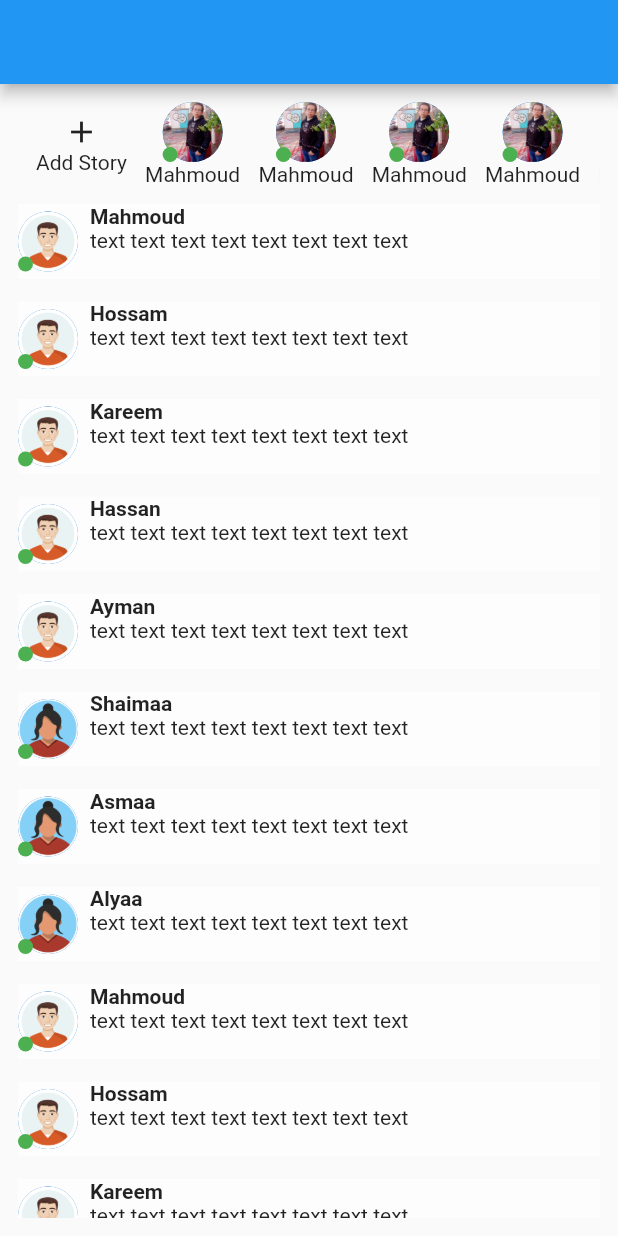
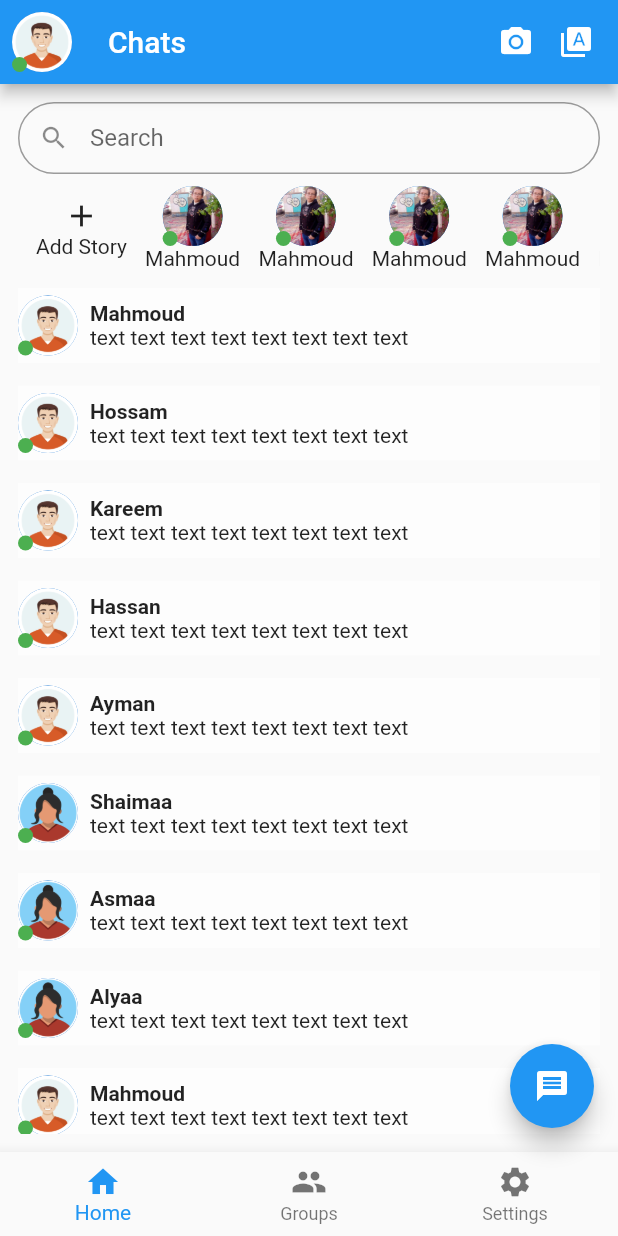
Before and after one commit to Mahmoud-Magdy17/massanger_app, a Flutter app: the screen it shows after launch, on a phone screen of 412 x 824 dp. Run offline on Flutter 3.47's test engine with Material 2 defaults, Android fonts, the phone set to English and light mode, and no system bars.

Commit message:
adding search

```diff
--- a/lib/pages/home_page.dart
+++ b/lib/pages/home_page.dart
@@ -3,23 +3,80 @@ import 'package:tsksession/widgets/custom_chat.dart';
 import 'package:tsksession/widgets/custom_circularal_image.dart';
 import 'package:tsksession/widgets/custom_status.dart';
 import 'package:tsksession/Data/Users.dart';
-class MassengerApp extends StatelessWidget {
+
+class MassengerApp extends StatefulWidget {
   const MassengerApp({super.key});
+
+  @override
+  State<MassengerApp> createState() => _MassengerAppState();
+}
+
+class _MassengerAppState extends State<MassengerApp> {
+  int currentIndex = 0;
 
   @override
   Widget build(BuildContext context) {
     return Scaffold(
+      floatingActionButton: FloatingActionButton(
+        onPressed: () {},
+        child: Icon(Icons.message),
+      ),
+      bottomNavigationBar: BottomNavigationBar(
+        currentIndex: currentIndex,
+        onTap: (idx) {
+          currentIndex = idx;
+          setState(() {});
+        },
+        items: [
+          BottomNavigationBarItem(
+            label: "Home",
+            icon: Icon(Icons.home),
+          ),
+          BottomNavigationBarItem(
+            label: "Groups",
+            icon: Icon(Icons.group),
+          ),
+          BottomNavigationBarItem(
+            label: "Settings",
+            icon: Icon(Icons.settings),
+          )
+        ],
+      ),
       appBar: AppBar(
-
+        leading: Center(
+            child: CustomCircularalImage(
+          img: "assets/images/male_avatar.png",
+        )),
+        title: Text("Chats"),
+        actions: [
+          Icon(Icons.camera_alt),
+          Padding(
+            padding: const EdgeInsets.all(16.0),
+            child: Icon(Icons.type_specimen),
+          ),
+        ],
       ),
-      body:
-      Padding(
+      body: Padding(
         padding: const EdgeInsets.all(12.0),
         child: SingleChildScrollView(
           child: Column(
+            crossAxisAlignment: CrossAxisAlignment.start,
             children: [
+              TextField(
+                // style: ,
+                decoration: InputDecoration(
+                  hintText: "Search",
+                  hintStyle: TextStyle(fontSize: 16),
+                  contentPadding: EdgeInsets.symmetric(vertical: -10),
+                  border: OutlineInputBorder(
+                    borderRadius: BorderRadius.circular(50),
+                  ),
+                  prefixIcon:Icon(Icons.search,size: 20,),
+
+                ),
+              ),
               Padding(
-                padding: const EdgeInsets.only(bottom: 12.0),
+                padding: const EdgeInsets.only(bottom: 12.0,top: 8),
                 child: SingleChildScrollView(
                   scrollDirection: Axis.horizontal,
                   child: Row(
@@ -67,26 +124,15 @@ class MassengerApp extends StatelessWidget {
                   physics: NeverScrollableScrollPhysics(),
                   shrinkWrap: true,
                   itemBuilder: (context, index) {
-
-                    return
-                      // ListTile(
-                        // leading: user_photos[index],
-                        // title: user_names[index],
-                        // subtitle: Text("text text text text text text text text"),
-                      // );
-                      CustomChat(
+                    return CustomChat(
                         img: user_photos[index],
                         name: user_names[index],
-                        chat: "text text text text text text text text"
-                    );
+                        chat: "text text text text text text text text");
                   },
-                  separatorBuilder: (context, index) =>
-                      SizedBox(
+                  separatorBuilder: (context, index) => SizedBox(
                         height: 15,
                       ),
-                  itemCount:16), // Chats
-
-
+                  itemCount: 16), // Chats
             ],
           ),
         ),
--- a/lib/widgets/custom_chat.dart
+++ b/lib/widgets/custom_chat.dart
@@ -26,6 +26,7 @@ class CustomChat extends StatelessWidget {
             child: img
           ),
           Column(
+            mainAxisAlignment: MainAxisAlignment.center,
             crossAxisAlignment: CrossAxisAlignment.start,
             children: [
               Text(name,style: TextStyle(
```
